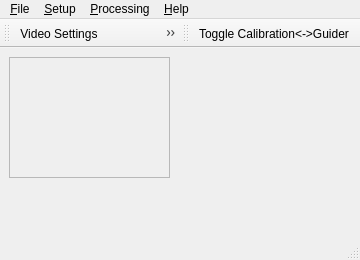
This is lin_guider/ui/lin_guider.ui in ploki/lin_guider as Qt 5 draws it before an edit. The edited form follows.
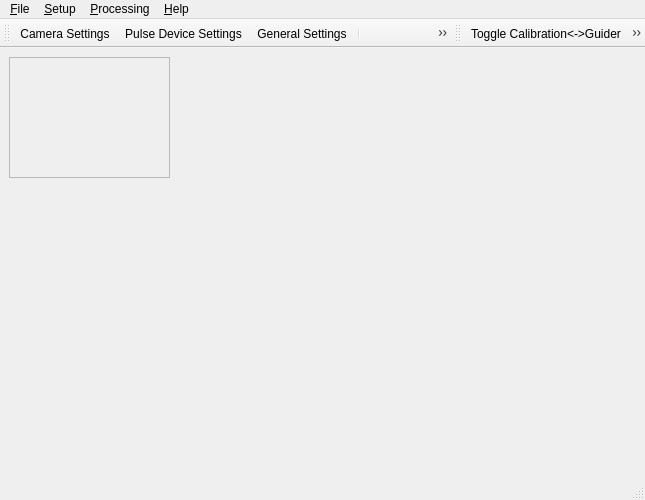
This is the edited form. Icons and pictures are not drawn.

Commit message: lin_guider-4.0.0 import

```diff
--- a/lin_guider/ui/lin_guider.ui
+++ b/lin_guider/ui/lin_guider.ui
@@ -6,8 +6,8 @@
    <rect>
     <x>0</x>
     <y>0</y>
-    <width>360</width>
-    <height>260</height>
+    <width>645</width>
+    <height>500</height>
    </rect>
   </property>
   <property name="minimumSize">
@@ -42,7 +42,7 @@
     <rect>
      <x>0</x>
      <y>0</y>
-     <width>360</width>
+     <width>645</width>
      <height>23</height>
     </rect>
    </property>
@@ -122,6 +122,7 @@
     <bool>false</bool>
    </attribute>
    <addaction name="action_Toggle_Calibration_Guider"/>
+   <addaction name="actionAdjust2fitCamera"/>
   </widget>
   <action name="actionSetupDriver">
    <property name="icon">
@@ -144,10 +145,10 @@
      <normaloff>:/new/prefix1/video.png</normaloff>:/new/prefix1/video.png</iconset>
    </property>
    <property name="text">
-    <string>&amp;Video Settings</string>
+    <string>&amp;Camera Settings</string>
    </property>
    <property name="iconText">
-    <string>Video Settings</string>
+    <string>Camera Settings</string>
    </property>
    <property name="toolTip">
     <string>Video Settings</string>
@@ -257,6 +258,18 @@
     <string>&amp;Toggle Calibration&lt;-&gt;Guider</string>
    </property>
   </action>
+  <action name="actionAdjust2fitCamera">
+   <property name="icon">
+    <iconset resource="../rc/lin_guider.qrc">
+     <normaloff>:/new/prefix1/adjust2fit.png</normaloff>:/new/prefix1/adjust2fit.png</iconset>
+   </property>
+   <property name="text">
+    <string>Ad&amp;just to fit</string>
+   </property>
+   <property name="toolTip">
+    <string>Adjust to fit camera view</string>
+   </property>
+  </action>
  </widget>
  <resources>
   <include location="../rc/lin_guider.qrc"/>
```
Left out of the diff: 2 changed lines with no effect on the pictures. The commit also changes 64 other files.
